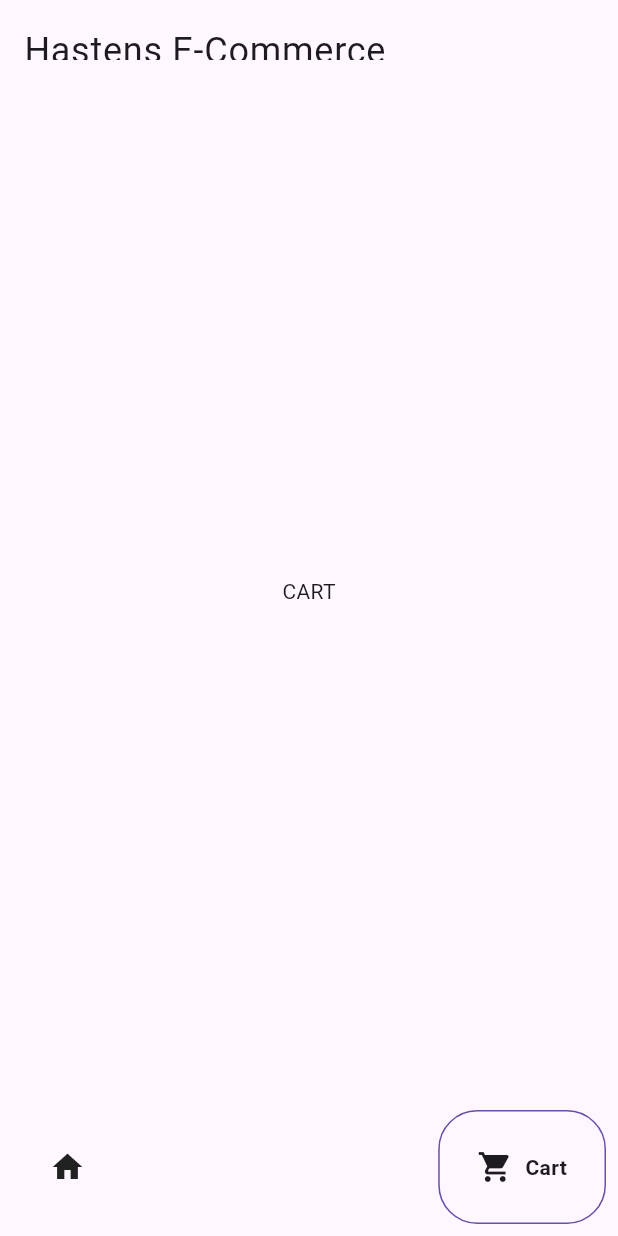
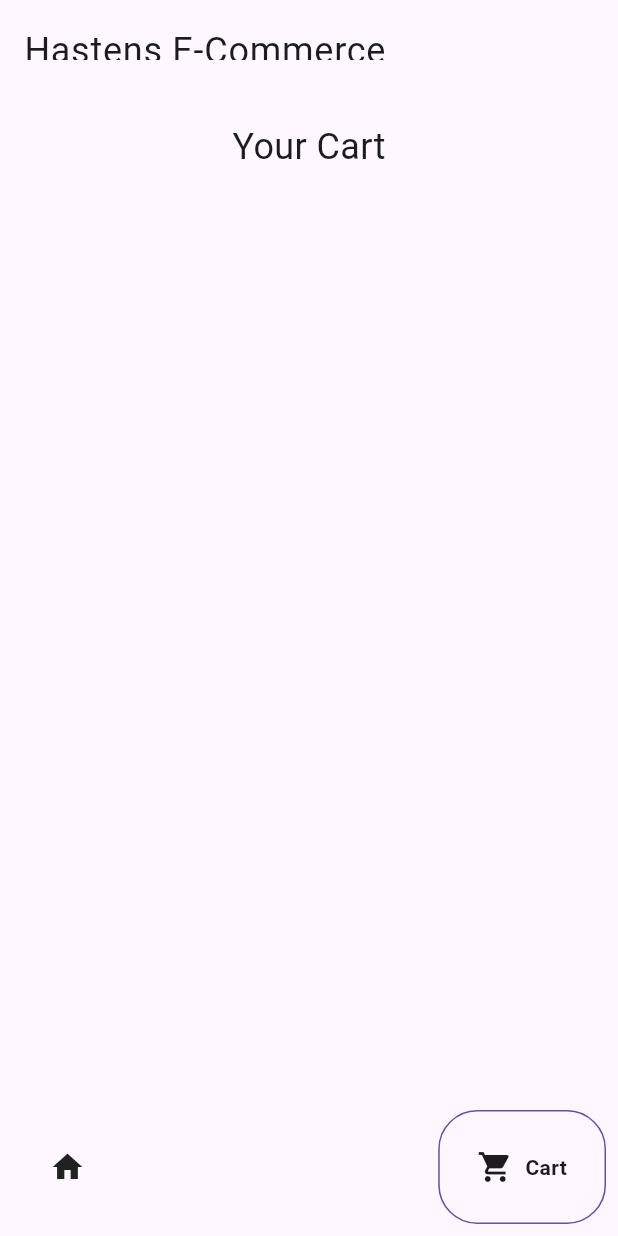
Before and after one commit to Leeli14/Hastens, a Flutter app: the screen it shows after launch, item 2 of the bottom bar chosen, on a phone screen of 412 x 824 dp. Run offline on Flutter 3.47's test engine with Material 3 defaults, Android fonts, the phone set to English and light mode, and no system bars; drawn by our look-alikes of google_nav_bar.

```diff
--- a/e_commerce/lib/main.dart
+++ b/e_commerce/lib/main.dart
@@ -1,5 +1,7 @@
 import 'package:e_commerce/pages/first_page.dart';
 import 'package:flutter/material.dart';
+import 'package:provider/provider.dart';
+import 'package:e_commerce/models/electronics_shop.dart';
 
 void main() {
   runApp(const MyApp());
@@ -11,12 +13,15 @@ class MyApp extends StatelessWidget {
   // This widget is the root of your application.
   @override
   Widget build(BuildContext context) {
-    return MaterialApp(
+      return ChangeNotifierProvider(
+        create: (context) => ElectronicsShop(),
+        builder: (context, child) => MaterialApp(
           debugShowCheckedModeBanner: false,
           theme: ThemeData.light(),
           darkTheme: ThemeData.dark(),
           themeMode: ThemeMode.system,
-      home: FirstPage(),
+          home: const FirstPage(),
+        ),
       );
     }
   }
--- /dev/null
+++ b/e_commerce/lib/models/electronics.dart
@@ -0,0 +1,15 @@
+class Electronics {
+  final String name;
+  final String brand;
+  final double price;
+  final String imagepath;
+
+  Electronics({
+    required this.name,
+    required this.brand,
+    required this.price,
+    required this.imagepath,
+  });
+
+  Null get electronicsShop => null;
+}
--- /dev/null
+++ b/e_commerce/lib/models/electronics_shop.dart
@@ -0,0 +1,61 @@
+import 'package:flutter/foundation.dart';
+import 'electronics.dart';
+
+class ElectronicsShop extends ChangeNotifier {
+  //electronics for sale
+  final List<Electronics> _shop = [
+    Electronics(
+      name: 'SmartPhone',
+      brand: 'Samsung',
+      price: 400000.0,
+      imagepath:
+     'https://example.com/smartphone.jpg',
+    ),
+
+    Electronics(
+      name: 'Laptop',
+      brand: 'Dell',
+      price: 800000.0,
+      imagepath:
+          'https://example.com/laptop.jpg',
+    ),
+    Electronics(
+      name: 'Headphones',
+      brand: 'Sony',
+      price: 150000.0,
+      imagepath:
+          'https://example.com/headphones.jpg',
+    ),
+    Electronics(
+      name: 'Smartwatch',
+      brand: 'Apple',
+      price: 300000.0,
+      imagepath:
+          'https://example.com/smartwatch.jpg',
+    ),
+  ];
+
+  // user cart
+  // ignore: prefer_final_fields
+  List<Electronics> _userCart = [];
+
+  //get electronics list
+  List<Electronics> get electronicsShop => _shop;
+
+  //get cart items
+  List<Electronics> get userCart => _userCart;
+
+  //add to cart
+  void addItemToCart(Electronics electronics) {
+    _userCart.add(electronics);
+    notifyListeners();
+  }
+
+  //remove from cart
+  void removeItemFromCart(Electronics electronics) {
+    _userCart.remove(electronics);
+    notifyListeners();
+  }
+
+
+}
--- a/e_commerce/lib/pages/cart.dart
+++ b/e_commerce/lib/pages/cart.dart
@@ -1,10 +1,65 @@
+import 'package:e_commerce/components/electronics_tile.dart';
 import 'package:flutter/material.dart';
+import 'package:provider/provider.dart';
+import '../models/electronics.dart';
+import '../models/electronics_shop.dart';
 
-class CartPage extends StatelessWidget {
+
+
+
+class CartPage extends StatefulWidget {
   const CartPage({super.key});
+
+
+  @override
+  State<CartPage> createState() => _CartPageState();
+}
+
+
+class _CartPageState extends State<CartPage> {
+
+  void removeItemFromCart(Electronics electronics) {
+    Provider.of<ElectronicsShop>(context, listen: false).removeItemFromCart(electronics);
+  }
+
 
   @override
   Widget build(BuildContext context) {
-    return Center(child: Text('CART'));
+    return Consumer<ElectronicsShop>(
+      builder: (context, value, child) => SafeArea(
+        child: Padding(
+          padding: const EdgeInsets.all(25.0),
+          child: Column(
+            children: [
+              // heading
+              Text(
+                'Your Cart',
+                style: TextStyle(
+                  fontSize: 24,
+
+                ),
+              ),
+
+                // List of cart items
+                Expanded(
+                  child: ListView.builder(
+                    itemCount: value.userCart.length,
+                    itemBuilder: (context, index) {
+                      //get individual cart items
+                      Electronics eachElectronics = value.userCart[index];
+                      // return Electronics tile
+                      return ElectronicsTile(
+                        electronics: eachElectronics,
+                        onPressed: () => removeItemFromCart(eachElectronics),
+                        icon: Icon(Icons.delete),
+                      );
+                    }),
+                )
+
+            ]
+          )
+        ),
+      )
+    );
   }
 }
--- a/e_commerce/pubspec.yaml
+++ b/e_commerce/pubspec.yaml
@@ -36,6 +36,7 @@ dependencies:
   cupertino_icons: ^1.0.8
   google_nav_bar: ^5.0.2
   google_fonts: ^6.3.0
+  provider:
 
 dev_dependencies:
   flutter_test:
```
Also changed, not shown: e_commerce/lib/components/electronics_tile.dart (added, +31 -0 lines), e_commerce/lib/pages/shop_page.dart (+49 -3 lines), e_commerce/pubspec.lock. Lines whose indentation alone changed are shown as unchanged.
